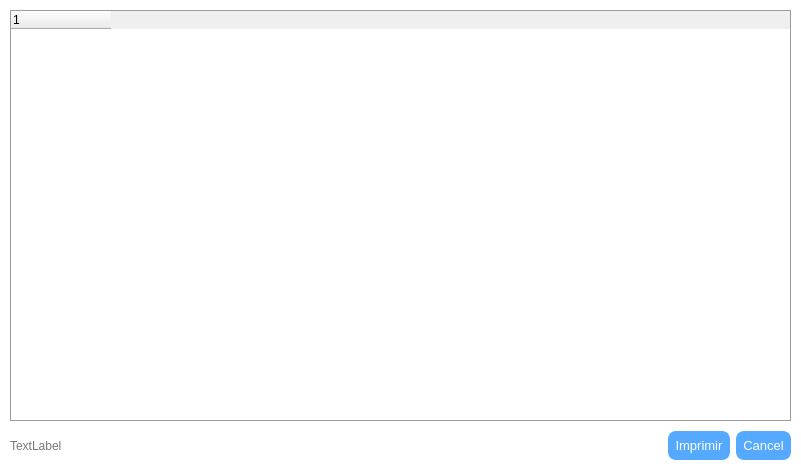
Above: system/layout/dialogList.ui from josueisaihs/SPINER_PUNTO_VENTA before the change. Below: the same form after it.
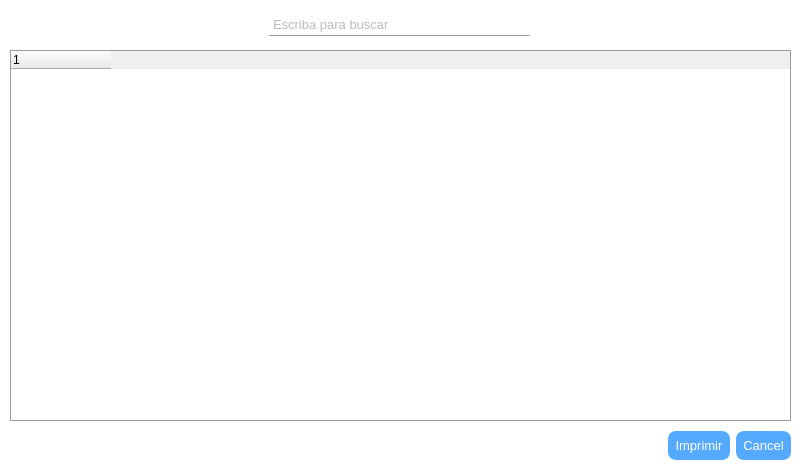
That is the form after the change.

Commit message: Inventario Terminado

What changed in the file:
```diff
--- a/system/layout/dialogList.ui
+++ b/system/layout/dialogList.ui
@@ -172,7 +172,7 @@
                 <item>
                     <widget class="QLabel" name="textLabel">
                         <property name="text">
-                            <string>TextLabel</string>
+       <string/>
                         </property>
                     </widget>
                 </item>
@@ -209,9 +209,9 @@
             <property name="geometry">
                 <rect>
                     <x>10</x>
-                    <y>10</y>
+     <y>50</y>
                     <width>781</width>
-                    <height>411</height>
+     <height>371</height>
                 </rect>
             </property>
             <property name="alternatingRowColors">
@@ -232,6 +232,51 @@
                 </property>
             </column>
         </widget>
+  <widget class="QWidget" name="horizontalLayoutWidget_2">
+   <property name="geometry">
+    <rect>
+     <x>9</x>
+     <y>10</y>
+     <width>781</width>
+     <height>31</height>
+    </rect>
+   </property>
+   <layout class="QHBoxLayout" name="horizontalLayout_2">
+    <item>
+     <spacer name="horizontalSpacer_3">
+      <property name="orientation">
+       <enum>Qt::Horizontal</enum>
+      </property>
+      <property name="sizeHint" stdset="0">
+       <size>
+        <width>40</width>
+        <height>20</height>
+       </size>
+      </property>
+     </spacer>
+    </item>
+    <item>
+     <widget class="QLineEdit" name="searchLineEdit">
+      <property name="placeholderText">
+       <string>Escriba para buscar</string>
+      </property>
+     </widget>
+    </item>
+    <item>
+     <spacer name="horizontalSpacer_2">
+      <property name="orientation">
+       <enum>Qt::Horizontal</enum>
+      </property>
+      <property name="sizeHint" stdset="0">
+       <size>
+        <width>40</width>
+        <height>20</height>
+       </size>
+      </property>
+     </spacer>
+    </item>
+   </layout>
+  </widget>
     </widget>
     <resources/>
     <connections/>
```
Lines whose indentation alone changed are shown as unchanged. The commit also changes 2 other files.
